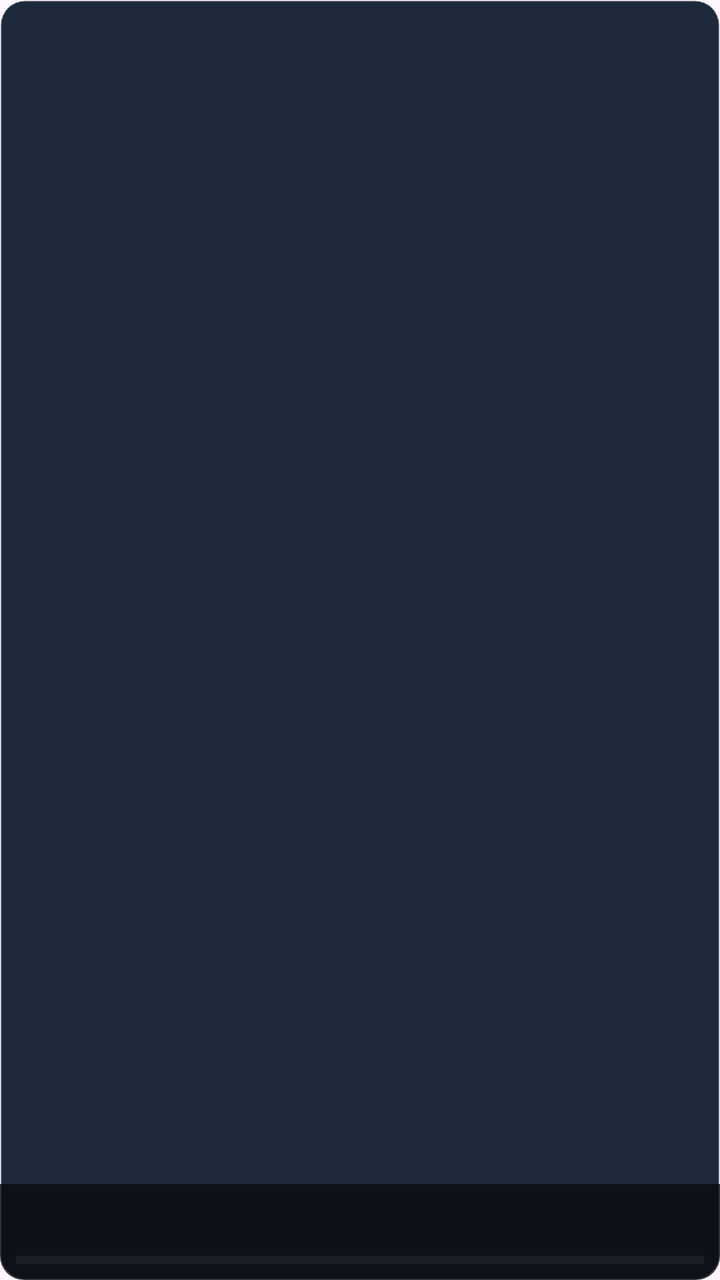
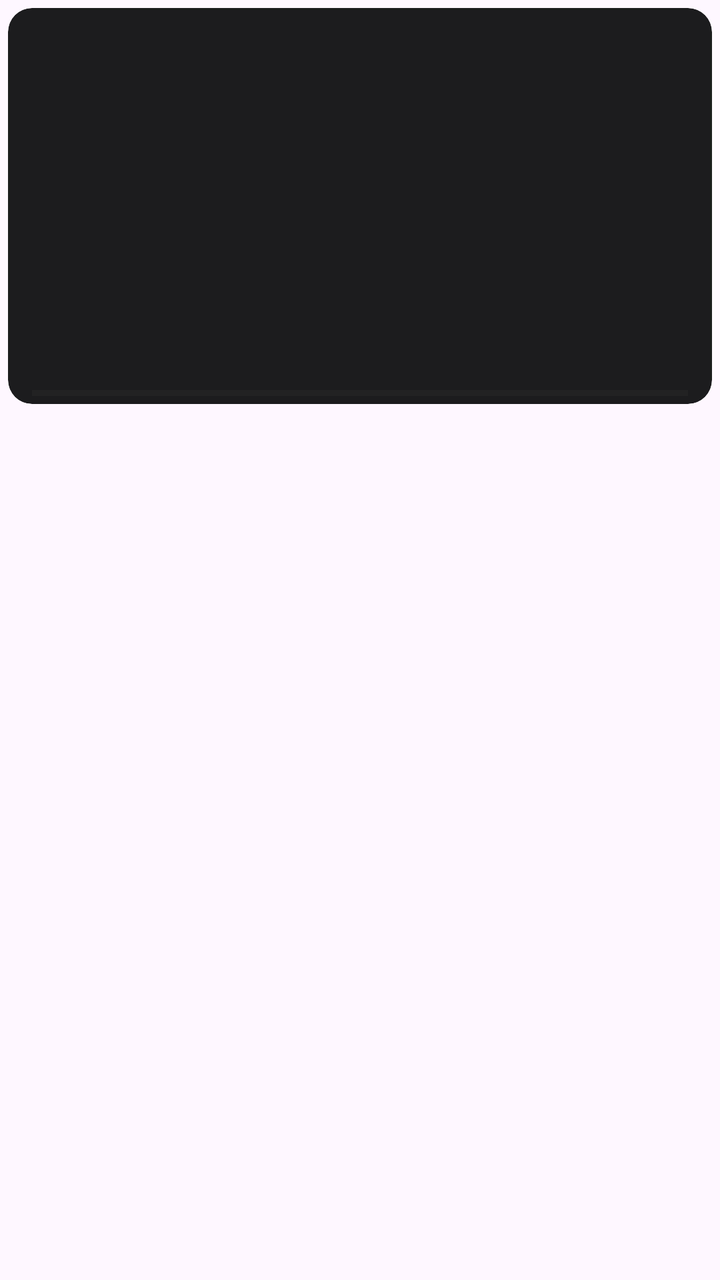

Before-and-after screenshots of an Android layout around one commit, followed by the original layout XML and the change that was made.
<!-- AndroidManifest.xml: another module's application theme Theme.YuanBaoTv -->
<!-- res/layout/item_continue_watching.xml -->
<?xml version="1.0" encoding="utf-8"?>
<androidx.constraintlayout.widget.ConstraintLayout xmlns:android="http://schemas.android.com/apk/res/android"
    xmlns:app="http://schemas.android.com/apk/res-auto"
    android:id="@+id/card_container"
    android:foreground="@drawable/bg_card_focus_foreground"
    android:clipToOutline="true"
    android:layout_width="@dimen/ui_continue_width"
    android:layout_height="@dimen/ui_continue_height"
    android:layout_marginEnd="10dp"
    android:background="@drawable/bg_tv_focus_ring"
    android:focusable="true">
    <ImageView android:id="@+id/iv_backdrop" android:layout_width="0dp" android:layout_height="0dp" android:scaleType="centerCrop" app:layout_constraintBottom_toBottomOf="parent" app:layout_constraintEnd_toEndOf="parent" app:layout_constraintStart_toStartOf="parent" app:layout_constraintTop_toTopOf="parent" />
    <View android:layout_width="0dp" android:layout_height="48dp" android:background="#CC0A0C10" app:layout_constraintBottom_toBottomOf="parent" app:layout_constraintEnd_toEndOf="parent" app:layout_constraintStart_toStartOf="parent" />
    <TextView android:id="@+id/tv_title" android:layout_width="0dp" android:layout_height="wrap_content" android:layout_marginStart="@dimen/feature_res_spacing_small" android:layout_marginEnd="@dimen/feature_res_spacing_small" android:ellipsize="end" android:maxLines="1" android:textColor="@color/tv_text_primary" android:textSize="@dimen/ui_text_caption" android:textStyle="bold" app:layout_constraintBottom_toTopOf="@id/pb_progress" app:layout_constraintEnd_toEndOf="parent" app:layout_constraintStart_toStartOf="parent" />
    <ProgressBar android:id="@+id/pb_progress" style="?android:attr/progressBarStyleHorizontal" android:layout_width="0dp" android:layout_height="4dp" android:layout_marginStart="@dimen/feature_res_spacing_small" android:layout_marginEnd="@dimen/feature_res_spacing_small" android:layout_marginBottom="@dimen/feature_res_spacing_small" android:max="100" android:progressTint="@color/tv_accent_cyan" app:layout_constraintBottom_toBottomOf="parent" app:layout_constraintEnd_toEndOf="parent" app:layout_constraintStart_toStartOf="parent" />
</androidx.constraintlayout.widget.ConstraintLayout>
<!-- resources referenced by this layout -->
<resources>
  <color name="tv_accent_cyan">#84F5E8</color>
  <color name="tv_text_primary">#E5E2E1</color>
  <dimen name="feature_res_spacing_small">8dp</dimen>
  <dimen name="ui_continue_height">108dp</dimen>
  <!-- drawable bg_card_focus_foreground (drawable) -->
  <?xml version="1.0" encoding="utf-8"?>
  <selector xmlns:android="http://schemas.android.com/apk/res/android">
      <item android:state_focused="true"><shape android:shape="rectangle"><solid android:color="@android:color/transparent"/><corners android:radius="16dp"/><stroke android:width="2dp" android:color="@color/tv_focus_ring"/></shape></item>
      <item ><shape android:shape="rectangle"><solid android:color="@android:color/transparent"/><corners android:radius="16dp"/></shape></item>
  </selector>
  <!-- drawable bg_tv_focus_ring (drawable) -->
  <?xml version="1.0" encoding="utf-8"?>
  <selector xmlns:android="http://schemas.android.com/apk/res/android">
      <item android:state_focused="true">
          <shape android:shape="rectangle">
              <solid android:color="#263B82F6" />
              <stroke android:width="3dp" android:color="@color/tv_focus_ring" />
              <corners android:radius="12dp" />
          </shape>
      </item>
      <item>
          <shape android:shape="rectangle">
              <solid android:color="@color/tv_bg_card" />
              <stroke android:width="1dp" android:color="#1AFFFFFF" />
              <corners android:radius="12dp" />
          </shape>
      </item>
  </selector>
  <style name="Theme.YuanBaoTv" parent="Theme.Material3.DayNight.NoActionBar">
          <item name="colorPrimary">@color/primary</item>
          <item name="colorOnPrimary">@color/on_primary</item>
          <item name="android:statusBarColor">@android:color/transparent</item>
          <item name="android:navigationBarColor">@android:color/transparent</item>
          <item name="android:windowLightStatusBar">false</item>
          <item name="buttonStyle">@style/Widget.YuanBaoTv.Button</item>
      </style>
  <color name="tv_focus_ring">#84F5E8</color>
  <color name="tv_bg_card">#1E293B</color>
  <color name="primary">#1B5E20</color>
  <color name="on_primary">#FFFFFF</color>
  <style name="Widget.YuanBaoTv.Button" parent="Widget.AppCompat.Button">
          <item name="android:backgroundTint">@null</item>
          <item name="backgroundTint">@null</item>
          <item name="android:textAllCaps">false</item>
      </style>
  <!-- unchanged entries left out for length: 2 -->
</resources>

<!-- the commit's change to res/layout/item_continue_watching.xml (unified diff, before → after) -->
@@ -1,16 +1,25 @@
 <?xml version="1.0" encoding="utf-8"?>
-<androidx.constraintlayout.widget.ConstraintLayout xmlns:android="http://schemas.android.com/apk/res/android"
-    xmlns:app="http://schemas.android.com/apk/res-auto"
-    android:id="@+id/card_container"
-    android:foreground="@drawable/bg_card_focus_foreground"
-    android:clipToOutline="true"
-    android:layout_width="@dimen/ui_continue_width"
-    android:layout_height="@dimen/ui_continue_height"
-    android:layout_marginEnd="10dp"
-    android:background="@drawable/bg_tv_focus_ring"
-    android:focusable="true">
-    <ImageView android:id="@+id/iv_backdrop" android:layout_width="0dp" android:layout_height="0dp" android:scaleType="centerCrop" app:layout_constraintBottom_toBottomOf="parent" app:layout_constraintEnd_toEndOf="parent" app:layout_constraintStart_toStartOf="parent" app:layout_constraintTop_toTopOf="parent" />
-    <View android:layout_width="0dp" android:layout_height="48dp" android:background="#CC0A0C10" app:layout_constraintBottom_toBottomOf="parent" app:layout_constraintEnd_toEndOf="parent" app:layout_constraintStart_toStartOf="parent" />
-    <TextView android:id="@+id/tv_title" android:layout_width="0dp" android:layout_height="wrap_content" android:layout_marginStart="@dimen/feature_res_spacing_small" android:layout_marginEnd="@dimen/feature_res_spacing_small" android:ellipsize="end" android:maxLines="1" android:textColor="@color/tv_text_primary" android:textSize="@dimen/ui_text_caption" android:textStyle="bold" app:layout_constraintBottom_toTopOf="@id/pb_progress" app:layout_constraintEnd_toEndOf="parent" app:layout_constraintStart_toStartOf="parent" />
-    <ProgressBar android:id="@+id/pb_progress" style="?android:attr/progressBarStyleHorizontal" android:layout_width="0dp" android:layout_height="4dp" android:layout_marginStart="@dimen/feature_res_spacing_small" android:layout_marginEnd="@dimen/feature_res_spacing_small" android:layout_marginBottom="@dimen/feature_res_spacing_small" android:max="100" android:progressTint="@color/tv_accent_cyan" app:layout_constraintBottom_toBottomOf="parent" app:layout_constraintEnd_toEndOf="parent" app:layout_constraintStart_toStartOf="parent" />
+<androidx.constraintlayout.widget.ConstraintLayout xmlns:android="http://schemas.android.com/apk/res/android" xmlns:app="http://schemas.android.com/apk/res-auto"
+ android:id="@+id/card_container" android:layout_width="@dimen/ui_continue_width" android:layout_height="wrap_content"
+ android:layout_marginEnd="@dimen/feature_res_spacing_medium" android:padding="4dp" android:focusable="true"
+ android:background="@drawable/bg_poster_surface" android:foreground="@drawable/bg_card_focus_foreground">
+ <ImageView android:id="@+id/iv_backdrop" android:layout_width="0dp" android:layout_height="0dp"
+ android:background="@drawable/bg_poster_image_surface" android:clipToOutline="true" android:scaleType="centerCrop"
+ app:layout_constraintDimensionRatio="16:9" app:layout_constraintTop_toTopOf="parent" app:layout_constraintStart_toStartOf="parent" app:layout_constraintEnd_toEndOf="parent"/>
+ <FrameLayout android:id="@+id/fl_center_play_btn" android:layout_width="40dp" android:layout_height="40dp" android:alpha="0"
+ android:background="@drawable/bg_glass_card" app:layout_constraintTop_toTopOf="@id/iv_backdrop" app:layout_constraintBottom_toBottomOf="@id/iv_backdrop"
+ app:layout_constraintStart_toStartOf="parent" app:layout_constraintEnd_toEndOf="parent">
+ <ImageView android:layout_width="20dp" android:layout_height="20dp" android:layout_gravity="center" android:src="@drawable/ic_tv_play"/></FrameLayout>
+ <ProgressBar android:id="@+id/pb_progress" android:layout_marginHorizontal="12dp" android:layout_marginBottom="4dp" style="?android:attr/progressBarStyleHorizontal"
+ android:layout_width="0dp" android:layout_height="3dp" android:max="100" android:progressTint="@color/tv_accent_cyan"
+ android:progressBackgroundTint="@color/tv_control_surface" app:layout_constraintBottom_toBottomOf="@id/iv_backdrop"
+ app:layout_constraintStart_toStartOf="parent" app:layout_constraintEnd_toEndOf="parent"/>
+ <TextView android:id="@+id/tv_title" android:layout_width="0dp" android:layout_height="wrap_content" android:layout_marginTop="8dp"
+ android:layout_marginHorizontal="4dp" android:minHeight="@dimen/ui_card_title_block_height" app:lineHeight="@dimen/ui_card_title_line_height" android:maxLines="2" android:ellipsize="end" android:includeFontPadding="false"
+ android:textSize="@dimen/ui_text_body" android:fontFamily="sans-serif-medium" android:textColor="@color/tv_text_body"
+ app:layout_constraintTop_toBottomOf="@id/iv_backdrop" app:layout_constraintStart_toStartOf="parent" app:layout_constraintEnd_toEndOf="parent"/>
+ <TextView android:id="@+id/tv_subtitle" android:layout_width="0dp" android:layout_height="wrap_content" android:layout_marginTop="4dp"
+ android:layout_marginHorizontal="4dp" android:layout_marginBottom="4dp" android:maxLines="2" android:ellipsize="end" android:includeFontPadding="false"
+ android:textSize="@dimen/ui_text_caption" android:textColor="@color/tv_text_tertiary"
+ app:layout_constraintTop_toBottomOf="@id/tv_title" app:layout_constraintBottom_toBottomOf="parent" app:layout_constraintStart_toStartOf="parent" app:layout_constraintEnd_toEndOf="parent"/>
 </androidx.constraintlayout.widget.ConstraintLayout>
<!-- resource entries referenced after the edit -->
@@ -1,50 +1,87 @@
 <!-- resources referenced by this layout -->
 <resources>
-  <color name="tv_accent_cyan">#84F5E8</color>
-  <color name="tv_text_primary">#E5E2E1</color>
-  <dimen name="feature_res_spacing_small">8dp</dimen>
-  <dimen name="ui_continue_height">108dp</dimen>
+  <color name="tv_accent_cyan">#F2F2F7</color>
+  <color name="tv_control_surface">#333335</color>
+  <color name="tv_text_body">#E5E5EA</color>
+  <color name="tv_text_tertiary">#929298</color>
+  <dimen name="feature_res_spacing_medium">16dp</dimen>
+  <dimen name="ui_card_title_block_height">44sp</dimen>
+  <dimen name="ui_card_title_line_height">22sp</dimen>
+  <dimen name="ui_text_body">14sp</dimen>
+  <color name="tv_text_primary">#F5F5F7</color>
   <!-- drawable bg_card_focus_foreground (drawable) -->
   <?xml version="1.0" encoding="utf-8"?>
-  <selector xmlns:android="http://schemas.android.com/apk/res/android">
-      <item android:state_focused="true"><shape android:shape="rectangle"><solid android:color="@android:color/transparent"/><corners android:radius="16dp"/><stroke android:width="2dp" android:color="@color/tv_focus_ring"/></shape></item>
-      <item ><shape android:shape="rectangle"><solid android:color="@android:color/transparent"/><corners android:radius="16dp"/></shape></item>
-  </selector>
-  <!-- drawable bg_tv_focus_ring (drawable) -->
-  <?xml version="1.0" encoding="utf-8"?>
-  <selector xmlns:android="http://schemas.android.com/apk/res/android">
+  <ripple xmlns:android="http://schemas.android.com/apk/res/android" android:color="#1FFFFFFF"><item><selector>
       <item android:state_focused="true">
           <shape android:shape="rectangle">
-              <solid android:color="#263B82F6" />
-              <stroke android:width="3dp" android:color="@color/tv_focus_ring" />
-              <corners android:radius="12dp" />
+              <solid android:color="@android:color/transparent"/>
+              <corners android:radius="@dimen/ui_card_corner_radius"/>
+              <stroke android:width="3dp" android:color="@color/tv_focus_ring"/>
           </shape>
       </item>
       <item>
           <shape android:shape="rectangle">
-              <solid android:color="@color/tv_bg_card" />
-              <stroke android:width="1dp" android:color="#1AFFFFFF" />
-              <corners android:radius="12dp" />
+              <solid android:color="@android:color/transparent"/>
+              <corners android:radius="@dimen/ui_card_corner_radius"/>
           </shape>
       </item>
-  </selector>
+  </selector></item><item android:id="@android:id/mask"><shape><solid android:color="@android:color/white"/><corners android:radius="@dimen/ui_card_corner_radius"/></shape></item></ripple>
+  <!-- drawable bg_glass_card (drawable) -->
+  <?xml version="1.0" encoding="utf-8"?>
+  <shape xmlns:android="http://schemas.android.com/apk/res/android"
+      android:shape="rectangle">
+      <solid android:color="@color/tv_bg_glass" />
+      <corners android:radius="14dp" />
+  </shape>
+  <!-- drawable bg_poster_image_surface (drawable) -->
+  <shape xmlns:android="http://schemas.android.com/apk/res/android"><solid android:color="@color/tv_bg_card"/><corners android:radius="@dimen/ui_artwork_corner_radius"/></shape>
+  <!-- drawable bg_poster_surface (drawable) -->
+  <selector xmlns:android="http://schemas.android.com/apk/res/android"><item android:state_focused="true"><shape><solid android:color="@color/tv_control_surface"/><corners android:radius="@dimen/ui_card_corner_radius"/></shape></item><item android:drawable="@android:color/transparent"/></selector>
+  <!-- drawable ic_tv_play (drawable) -->
+  <vector xmlns:android="http://schemas.android.com/apk/res/android" android:width="24dp" android:height="24dp" android:viewportWidth="24" android:viewportHeight="24">
+      <path android:fillColor="@color/tv_text_primary" android:pathData="M8 6.82v10.36c0 .79.87 1.27 1.54.84l8.14-5.18c.62-.39.62-1.29 0-1.69L9.54 5.98C8.87 5.55 8 6.03 8 6.82z"/>
+  </vector>
   <style name="Theme.YuanBaoTv" parent="Theme.Material3.DayNight.NoActionBar">
           <item name="colorPrimary">@color/primary</item>
           <item name="colorOnPrimary">@color/on_primary</item>
+          <item name="colorSecondary">@color/tv_accent_gold</item>
+          <item name="colorSurface">@color/tv_bg_dark</item>
+          <item name="colorOnSurface">@color/tv_text_primary</item>
+          <item name="colorSurfaceVariant">@color/tv_bg_card</item>
+          <item name="colorOnSurfaceVariant">@color/tv_text_secondary</item>
           <item name="android:statusBarColor">@android:color/transparent</item>
           <item name="android:navigationBarColor">@android:color/transparent</item>
           <item name="android:windowLightStatusBar">false</item>
+          <item name="android:windowBackground">@color/tv_bg_dark</item>
           <item name="buttonStyle">@style/Widget.YuanBaoTv.Button</item>
       </style>
-  <color name="tv_focus_ring">#84F5E8</color>
-  <color name="tv_bg_card">#1E293B</color>
-  <color name="primary">#1B5E20</color>
-  <color name="on_primary">#FFFFFF</color>
+  <dimen name="ui_card_corner_radius">16dp</dimen>
+  <color name="tv_focus_ring">#F5F5F7</color>
+  <color name="tv_bg_glass">#CC242426</color>
+  <color name="tv_bg_card">#1C1C1E</color>
+  <dimen name="ui_artwork_corner_radius">12dp</dimen>
+  <color name="primary">#F2F2F7</color>
+  <color name="on_primary">#171719</color>
+  <color name="tv_accent_gold">#B0B0B6</color>
+  <color name="tv_bg_dark">#101010</color>
+  <color name="tv_text_secondary">#B0B0B6</color>
   <style name="Widget.YuanBaoTv.Button" parent="Widget.AppCompat.Button">
           <item name="android:backgroundTint">@null</item>
           <item name="backgroundTint">@null</item>
           <item name="android:textAllCaps">false</item>
+          <item name="android:minHeight">@dimen/ui_action_min_height</item>
+          <item name="android:paddingStart">20dp</item>
+          <item name="android:paddingEnd">20dp</item>
+          <item name="android:drawablePadding">8dp</item>
+          <item name="iconTint">@color/tv_button_text</item>
+          <item name="android:textColor">@color/tv_button_text</item>
+          <item name="android:textSize">@dimen/ui_text_action</item>
+          <item name="android:fontFamily">sans-serif-medium</item>
+          <item name="android:background">@drawable/bg_tv_button_focus</item>
       </style>
+  <dimen name="ui_action_min_height">48dp</dimen>
+  <dimen name="ui_text_action">14sp</dimen>
+  <!-- drawable bg_tv_button_focus: vector/xml drawable (drawable, 6630 chars, omitted) -->
   <!-- unchanged entries left out for length: 2 -->
 </resources>
 
